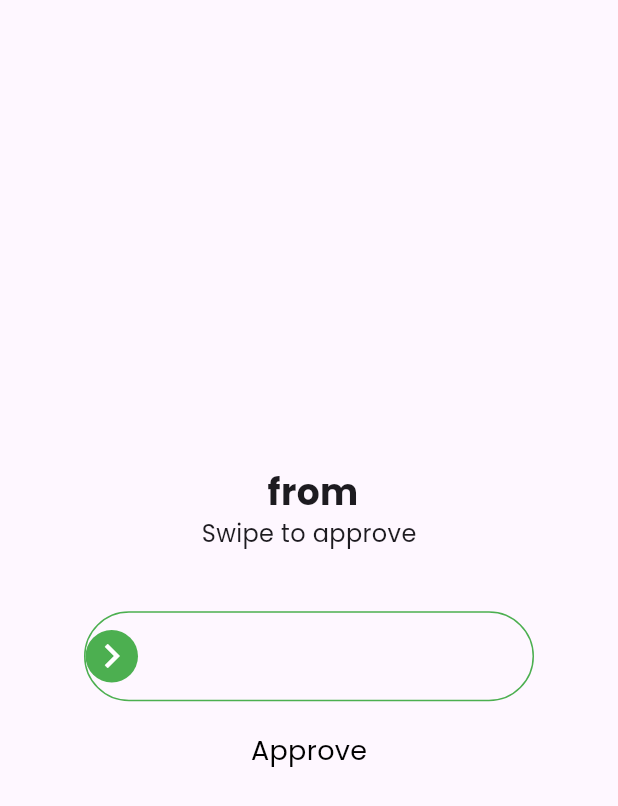
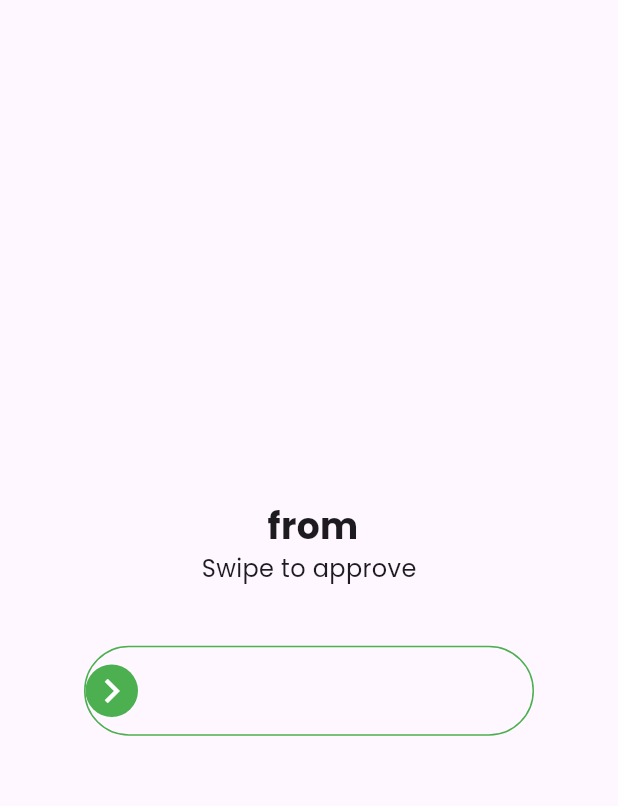
Before and after one commit to NullerGoej/factor_app, a Flutter app: the AcceptRequestPage screen opened directly, on a phone screen of 412 x 824 dp. Shown: the top 806 px of the screen. Run offline on Flutter 3.47's test engine with Material 3 defaults, Android fonts, the light colour scheme and no system bars; drawn by our look-alikes of flutter_xlider; our stand-ins replace shared_preferences, universal_platform; missing offline and left inert: qr_code_scanner; accounts and stored records are empty; network calls fail; statements that could not run were skipped.

Commit message:
Made everything work (Just missing styling)

```diff
--- a/lib/main.dart
+++ b/lib/main.dart
@@ -1106,11 +1106,6 @@ class _AcceptRequestPageState extends State<AcceptRequestPage> {
                         upperValue as double),
               ),
             ),
-            const SizedBox(height: 20.0),
-            const Text(
-              'Approve',
-              style: TextStyle(fontSize: 18.0, color: Colors.black),
-            ),
           ],
         ),
       ),
```
